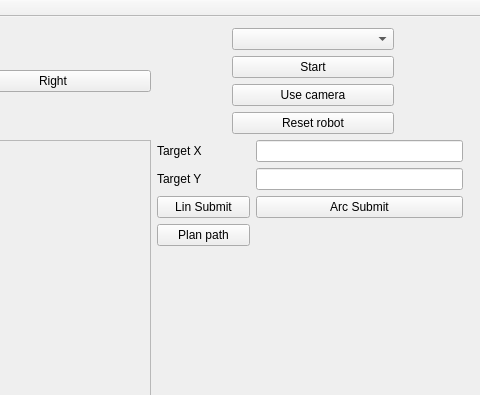
This is demoRMR/mainwindow.ui in Fildo7525/demoRMR as Qt 5 draws it before an edit; both pictures show x 460 to 940 and y 0 to 395 of the 940 by 733 pixel window. The edited form follows.
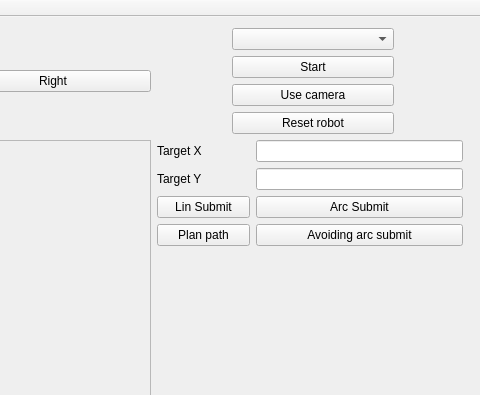
This is the edited form.

Commit message: ui: avoid obstacles button

```diff
--- a/demoRMR/mainwindow.ui
+++ b/demoRMR/mainwindow.ui
@@ -361,6 +361,13 @@
           </property>
          </widget>
         </item>
+        <item row="4" column="1">
+         <widget class="QPushButton" name="avoidingArcButton">
+          <property name="text">
+           <string>Avoiding arc submit</string>
+          </property>
+         </widget>
+        </item>
        </layout>
       </item>
      </layout>
```
The commit also changes 2 other files.
